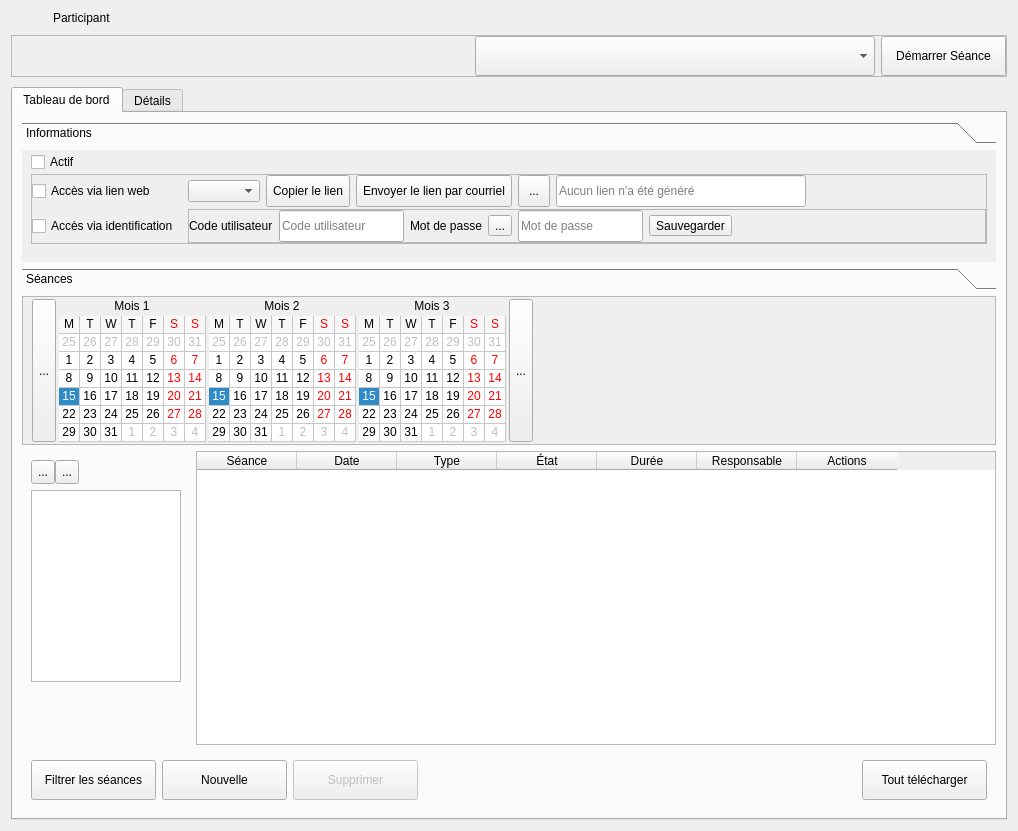
This is client/src/editors/ParticipantWidget.ui in introlab/openteraplus as Qt 5 draws it before an edit. The edited form follows.
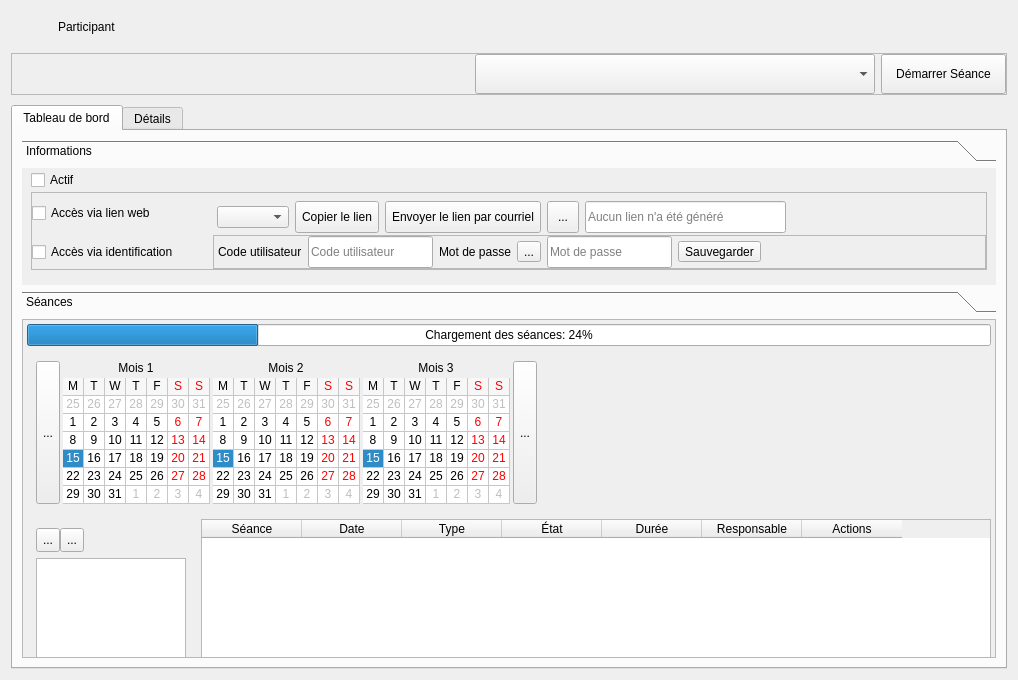
This is the edited form. Icons and pictures are not drawn. Custom widgets are drawn as their Qt base class.

Commit message: Refs #1 Improved ParticipantWidget responsiveness when loading large number of sessions. Fixed issue when the "Add participant" button was not enabled when not directly clicking on the item in the tree view. Fixed linking error on Linux with QtWebEngine.

Patch:
```diff
--- a/client/src/editors/ParticipantWidget.ui
+++ b/client/src/editors/ParticipantWidget.ui
@@ -7,7 +7,7 @@
     <x>0</x>
     <y>0</y>
     <width>1018</width>
-    <height>831</height>
+    <height>680</height>
    </rect>
   </property>
   <property name="windowTitle">
@@ -160,6 +160,13 @@
     <number>10</number>
    </property>
    <item>
+    <widget class="QFrame" name="frameTitle">
+     <property name="sizePolicy">
+      <sizepolicy hsizetype="Preferred" vsizetype="Maximum">
+       <horstretch>0</horstretch>
+       <verstretch>0</verstretch>
+      </sizepolicy>
+     </property>
     <layout class="QHBoxLayout" name="horizontalLayout_10">
      <item>
       <widget class="QLabel" name="icoTitle">
@@ -188,6 +195,12 @@
      </item>
      <item>
       <widget class="QLabel" name="lblTitle">
+        <property name="sizePolicy">
+         <sizepolicy hsizetype="Preferred" vsizetype="Maximum">
+          <horstretch>0</horstretch>
+          <verstretch>0</verstretch>
+         </sizepolicy>
+        </property>
        <property name="font">
         <font>
          <bold>false</bold>
@@ -224,9 +237,16 @@
       </widget>
      </item>
     </layout>
+    </widget>
    </item>
    <item>
     <widget class="QFrame" name="frameNewSession">
+     <property name="sizePolicy">
+      <sizepolicy hsizetype="Preferred" vsizetype="Maximum">
+       <horstretch>0</horstretch>
+       <verstretch>0</verstretch>
+      </sizepolicy>
+     </property>
      <property name="frameShape">
       <enum>QFrame::StyledPanel</enum>
      </property>
@@ -304,7 +324,7 @@
         <property name="maximumSize">
          <size>
           <width>16777215</width>
-          <height>16777215</height>
+          <height>40</height>
          </size>
         </property>
         <property name="cursor">
@@ -333,10 +353,22 @@
    </item>
    <item>
     <widget class="QTabWidget" name="tabNav">
+     <property name="sizePolicy">
+      <sizepolicy hsizetype="Expanding" vsizetype="Expanding">
+       <horstretch>0</horstretch>
+       <verstretch>0</verstretch>
+      </sizepolicy>
+     </property>
      <property name="currentIndex">
       <number>0</number>
      </property>
      <widget class="QWidget" name="tabDashboard">
+      <property name="sizePolicy">
+       <sizepolicy hsizetype="Preferred" vsizetype="Preferred">
+        <horstretch>0</horstretch>
+        <verstretch>0</verstretch>
+       </sizepolicy>
+      </property>
       <attribute name="icon">
        <iconset resource="../../resources/TeraClient.qrc">
         <normaloff>:/icons/dashboard.png</normaloff>:/icons/dashboard.png</iconset>
@@ -356,7 +388,7 @@
          <property name="minimumSize">
           <size>
            <width>0</width>
-           <height>140</height>
+           <height>145</height>
           </size>
          </property>
          <property name="currentIndex">
@@ -368,7 +400,7 @@
             <x>0</x>
             <y>0</y>
             <width>978</width>
-            <height>102</height>
+            <height>111</height>
            </rect>
           </property>
           <property name="sizePolicy">
@@ -435,14 +467,14 @@
                 <item alignment="Qt::AlignLeft">
                  <widget class="QCheckBox" name="chkWebAccess">
                   <property name="sizePolicy">
-                   <sizepolicy hsizetype="Maximum" vsizetype="Fixed">
+                   <sizepolicy hsizetype="Maximum" vsizetype="Preferred">
                     <horstretch>0</horstretch>
                     <verstretch>0</verstretch>
                    </sizepolicy>
                   </property>
                   <property name="minimumSize">
                    <size>
-                    <width>150</width>
+                    <width>175</width>
                     <height>0</height>
                    </size>
                   </property>
@@ -460,20 +492,26 @@
                 <item>
                  <widget class="QFrame" name="frameWeb">
                   <property name="sizePolicy">
-                   <sizepolicy hsizetype="MinimumExpanding" vsizetype="Preferred">
+                   <sizepolicy hsizetype="Preferred" vsizetype="Preferred">
                     <horstretch>0</horstretch>
                     <verstretch>0</verstretch>
                    </sizepolicy>
                   </property>
+                  <property name="minimumSize">
+                   <size>
+                    <width>0</width>
+                    <height>40</height>
+                   </size>
+                  </property>
                   <property name="styleSheet">
                    <string notr="true"/>
                   </property>
                   <layout class="QHBoxLayout" name="horizontalLayout_4">
                    <property name="sizeConstraint">
-                    <enum>QLayout::SetMinAndMaxSize</enum>
+                    <enum>QLayout::SetMaximumSize</enum>
                    </property>
                    <property name="leftMargin">
-                    <number>0</number>
+                    <number>4</number>
                    </property>
                    <property name="topMargin">
                     <number>0</number>
@@ -484,7 +522,7 @@
                    <property name="bottomMargin">
                     <number>0</number>
                    </property>
-                   <item alignment="Qt::AlignLeft">
+                   <item>
                     <widget class="QComboBox" name="cmbServices">
                      <property name="sizePolicy">
                       <sizepolicy hsizetype="Maximum" vsizetype="Fixed">
@@ -500,7 +538,7 @@
                      </property>
                     </widget>
                    </item>
-                   <item alignment="Qt::AlignLeft">
+                   <item>
                     <widget class="QToolButton" name="btnCopyWeb">
                      <property name="minimumSize">
                       <size>
@@ -538,7 +576,7 @@
                      </property>
                     </widget>
                    </item>
-                   <item alignment="Qt::AlignLeft">
+                   <item>
                     <widget class="QToolButton" name="btnEmailWeb">
                      <property name="minimumSize">
                       <size>
@@ -576,7 +614,7 @@
                      </property>
                     </widget>
                    </item>
-                   <item alignment="Qt::AlignLeft">
+                   <item>
                     <widget class="QToolButton" name="btnViewLink">
                      <property name="minimumSize">
                       <size>
@@ -618,14 +656,14 @@
                    <item>
                     <widget class="QLineEdit" name="txtWeb">
                      <property name="sizePolicy">
-                      <sizepolicy hsizetype="MinimumExpanding" vsizetype="Fixed">
+                      <sizepolicy hsizetype="Expanding" vsizetype="Fixed">
                        <horstretch>0</horstretch>
                        <verstretch>0</verstretch>
                       </sizepolicy>
                      </property>
                      <property name="minimumSize">
                       <size>
-                       <width>250</width>
+                       <width>0</width>
                        <height>32</height>
                       </size>
                      </property>
@@ -642,13 +680,10 @@
                      <property name="orientation">
                       <enum>Qt::Horizontal</enum>
                      </property>
-                     <property name="sizeType">
-                      <enum>QSizePolicy::Expanding</enum>
-                     </property>
                      <property name="sizeHint" stdset="0">
                       <size>
-                       <width>1</width>
-                       <height>1</height>
+                       <width>40</width>
+                       <height>20</height>
                       </size>
                      </property>
                     </spacer>
@@ -665,9 +700,15 @@
                 </property>
                 <item>
                  <widget class="QCheckBox" name="chkLogin">
+                  <property name="sizePolicy">
+                   <sizepolicy hsizetype="Maximum" vsizetype="Preferred">
+                    <horstretch>0</horstretch>
+                    <verstretch>0</verstretch>
+                   </sizepolicy>
+                  </property>
                   <property name="minimumSize">
                    <size>
-                    <width>150</width>
+                    <width>175</width>
                     <height>0</height>
                    </size>
                   </property>
@@ -689,7 +730,7 @@
                   </property>
                   <layout class="QHBoxLayout" name="horizontalLayout_7">
                    <property name="leftMargin">
-                    <number>0</number>
+                    <number>4</number>
                    </property>
                    <property name="topMargin">
                     <number>0</number>
@@ -847,10 +888,10 @@
          </widget>
         </widget>
        </item>
-       <item alignment="Qt::AlignTop">
+       <item>
         <widget class="QToolBox" name="grpSession">
          <property name="sizePolicy">
-          <sizepolicy hsizetype="Preferred" vsizetype="Fixed">
+          <sizepolicy hsizetype="Preferred" vsizetype="MinimumExpanding">
            <horstretch>0</horstretch>
            <verstretch>0</verstretch>
           </sizepolicy>
@@ -858,7 +899,7 @@
          <property name="maximumSize">
           <size>
            <width>16777215</width>
-           <height>240</height>
+           <height>16777215</height>
           </size>
          </property>
          <property name="currentIndex">
@@ -870,7 +911,7 @@
             <x>0</x>
             <y>0</y>
             <width>978</width>
-            <height>169</height>
+            <height>335</height>
            </rect>
           </property>
           <attribute name="label">
@@ -889,10 +930,10 @@
            <property name="bottomMargin">
             <number>0</number>
            </property>
-           <item alignment="Qt::AlignTop">
-            <widget class="QScrollArea" name="calArea">
+           <item>
+            <widget class="QScrollArea" name="sessionsArea">
              <property name="sizePolicy">
-              <sizepolicy hsizetype="Preferred" vsizetype="Fixed">
+              <sizepolicy hsizetype="Preferred" vsizetype="Expanding">
                <horstretch>0</horstretch>
                <verstretch>0</verstretch>
               </sizepolicy>
@@ -906,7 +947,7 @@
              <property name="maximumSize">
               <size>
                <width>16777215</width>
-               <height>200</height>
+               <height>16777215</height>
               </size>
              </property>
              <property name="verticalScrollBarPolicy">
@@ -927,20 +968,49 @@
                 <x>0</x>
                 <y>0</y>
                 <width>976</width>
-                <height>167</height>
+                <height>432</height>
                </rect>
               </property>
               <layout class="QVBoxLayout" name="verticalLayout_5">
+               <property name="leftMargin">
+                <number>4</number>
+               </property>
                <property name="topMargin">
-                <number>2</number>
+                <number>4</number>
                </property>
                <property name="rightMargin">
-                <number>2</number>
+                <number>4</number>
                </property>
                <property name="bottomMargin">
-                <number>2</number>
+                <number>4</number>
                </property>
+               <item alignment="Qt::AlignTop">
+                <widget class="QProgressBar" name="progSessionsLoad">
+                 <property name="value">
+                  <number>24</number>
+                 </property>
+                 <property name="alignment">
+                  <set>Qt::AlignCenter</set>
+                 </property>
+                 <property name="format">
+                  <string>Chargement des séances: %p%</string>
+                 </property>
+                </widget>
+               </item>
                <item>
+                <widget class="QFrame" name="frameCalendar">
+                 <property name="sizePolicy">
+                  <sizepolicy hsizetype="Preferred" vsizetype="Maximum">
+                   <horstretch>0</horstretch>
+                   <verstretch>0</verstretch>
+                  </sizepolicy>
+                 </property>
+                 <property name="maximumSize">
+                  <size>
+                   <width>16777215</width>
+                   <height>200</height>
+                  </size>
+                 </property>
                 <layout class="QHBoxLayout" name="horLayoutCalendars">
                  <property name="spacing">
                   <number>3</number>
@@ -1211,13 +1281,6 @@
                   </spacer>
                  </item>
                 </layout>
-               </item>
-              </layout>
-             </widget>
-            </widget>
-           </item>
-          </layout>
-         </widget>
         </widget>
        </item>
        <item>
@@ -1586,6 +1649,14 @@
            </widget>
           </item>
          </layout>
+                </widget>
+               </item>
+              </layout>
+             </widget>
+            </widget>
+           </item>
+          </layout>
+         </widget>
         </widget>
        </item>
       </layout>
```
Left out of the diff: 2 changed lines with no effect on the pictures. Lines whose indentation alone changed are shown as unchanged. The commit also changes 6 other files.
